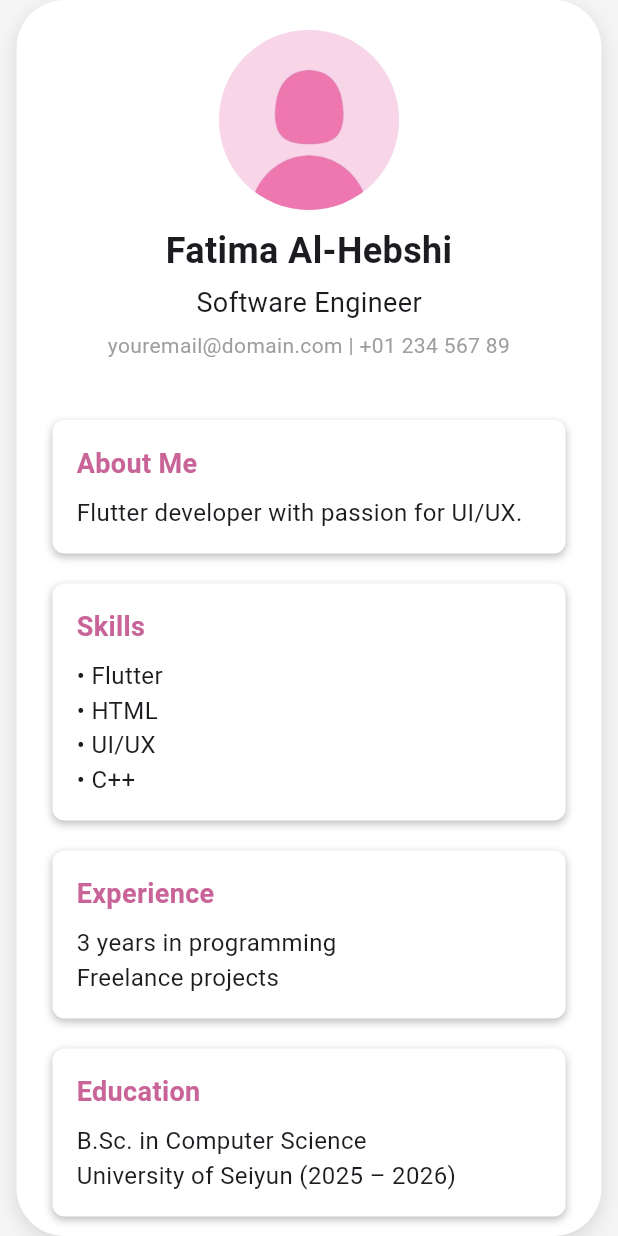
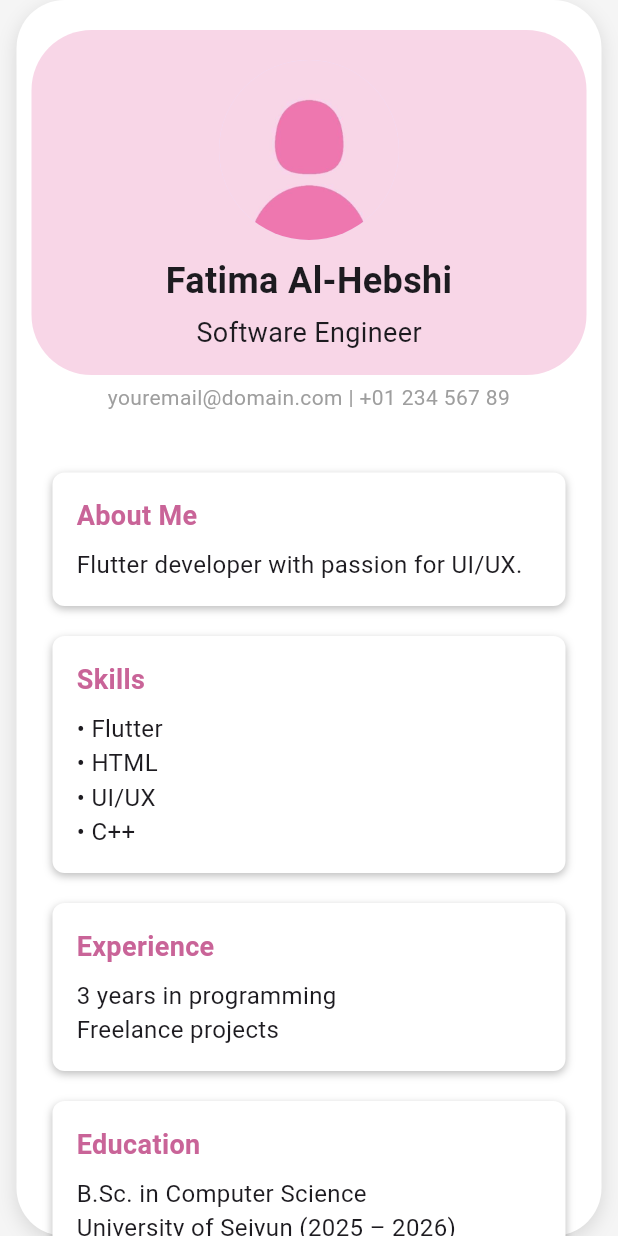
Before and after one commit to evanie00/fatima_alhebshi, a Flutter app: the screen it shows after launch, on a phone screen of 412 x 824 dp. Run offline on Flutter 3.47's test engine with Material 3 defaults, Android fonts, the phone set to English and light mode, and no system bars; Roboto replaces fonts that are missing (Poppins).

Commit message:
Update profile UI using Stack

```diff
--- a/lib/main.dart
+++ b/lib/main.dart
@@ -44,12 +44,29 @@ class ProfileScreen extends StatelessWidget {
             child: Column(
               children: [
                 const SizedBox(height: 20),
+                Stack(
+                  alignment: Alignment.topCenter,
+                  children: [
+                    Container(
+                      height: 230,
+                      width: 370,
+                      decoration: BoxDecoration(
+                        color: Color.fromARGB(255, 248, 214, 231),
+                        borderRadius: const BorderRadius.all(
+                          Radius.circular(40),
+                        ),
+                      ),
+                    ),
+
+                    Column(
+                      children: const [
+                        SizedBox(height: 20),
                         CircleAvatar(
                           radius: 60,
                           backgroundImage: AssetImage('assets/images/images.jpeg'),
                         ),
-                const SizedBox(height: 10),
-                const Text(
+                        SizedBox(height: 10),
+                        Text(
                           'Fatima Al-Hebshi',
                           style: TextStyle(
                             fontSize: 24,
@@ -57,10 +74,14 @@ class ProfileScreen extends StatelessWidget {
                             fontFamily: 'Poppins',
                           ),
                         ),
-                const SizedBox(height: 5),
-                const Text(
+                        SizedBox(height: 5),
+                        Text(
                           'Software Engineer',
                           style: TextStyle(fontSize: 18),
+                        ),
+                      ],
+                    ),
+                  ],
                 ),
                 const SizedBox(height: 5),
                 const Text(
```
Lines whose indentation alone changed are shown as unchanged.
